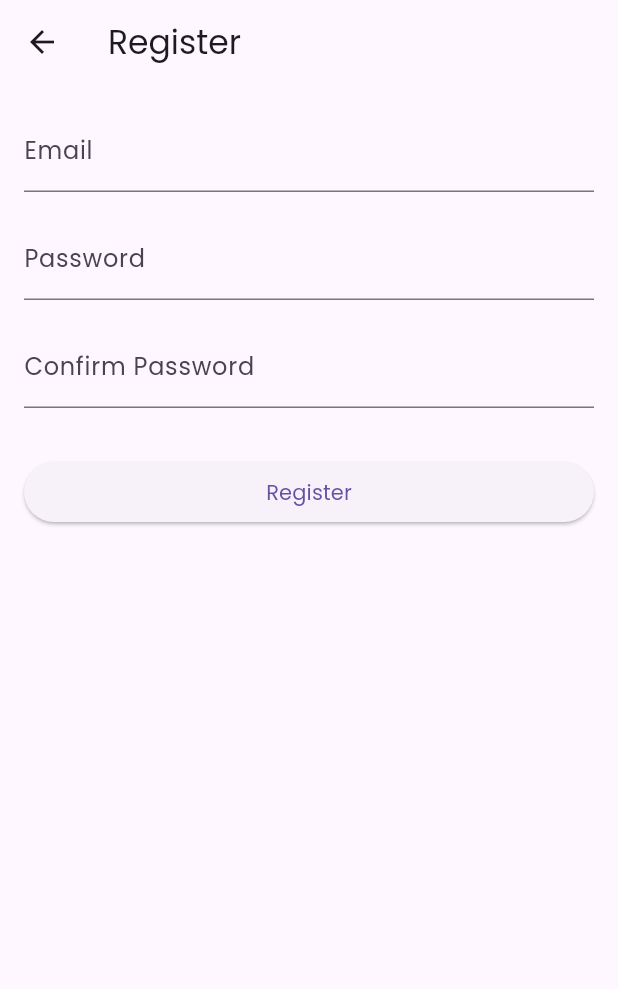
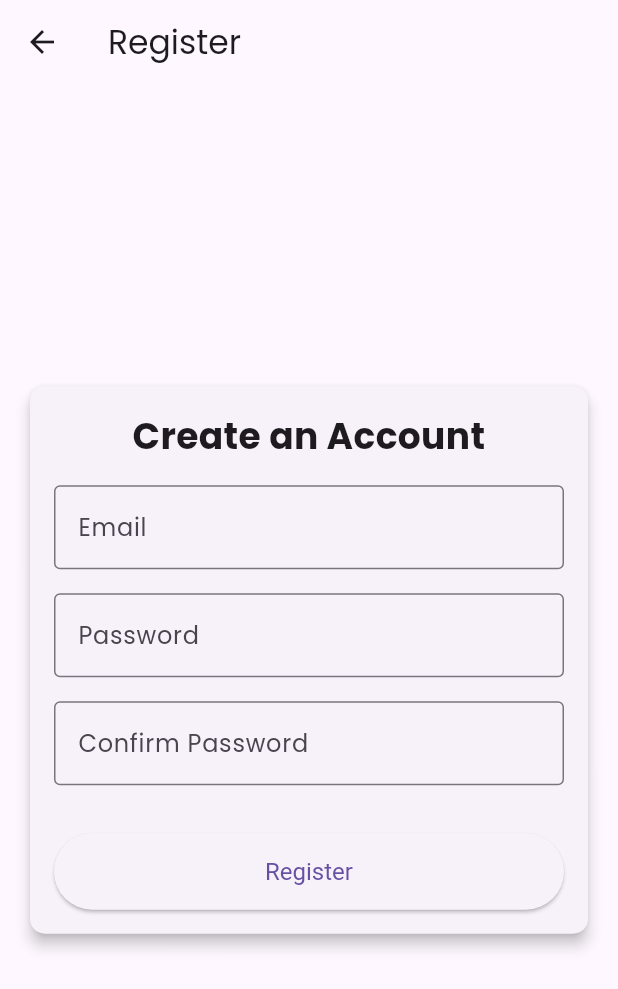
Before and after one commit to Virgoo00/mondaechat, a Flutter app: the RegisterScreen screen opened directly, on a phone screen of 412 x 824 dp. Shown: the top 989 px of the screen. Run offline on Flutter 3.47's test engine with Material 3 defaults, Android fonts, the phone set to English and light mode, and no system bars; our stand-ins replace fl_chart, image_picker; project files that could hold a hidden picture were left out.

Commit message:
Update register_screen.dart

```diff
--- a/lib/screens/onboarding/register_screen.dart
+++ b/lib/screens/onboarding/register_screen.dart
@@ -9,22 +9,48 @@
       appBar: AppBar(
         title: const Text("Register"),
       ),
-      body: Padding(
+      body: Center(
+        child: SingleChildScrollView(
+          padding: const EdgeInsets.all(16.0),
+          child: Card(
+            elevation: 4,
+            shape: RoundedRectangleBorder(
+              borderRadius: BorderRadius.circular(10),
+            ),
+            child: Padding(
               padding: const EdgeInsets.all(16.0),
               child: Column(
                 crossAxisAlignment: CrossAxisAlignment.stretch,
                 children: [
-            TextFormField(
-              decoration: const InputDecoration(labelText: "Email"),
+                  const Text(
+                    'Create an Account',
+                    textAlign: TextAlign.center,
+                    style: TextStyle(
+                      fontSize: 24,
+                      fontWeight: FontWeight.bold,
+                    ),
                   ),
                   const SizedBox(height: 16),
                   TextFormField(
-              decoration: const InputDecoration(labelText: "Password"),
+                    decoration: const InputDecoration(
+                      labelText: "Email",
+                      border: OutlineInputBorder(),
+                    ),
+                  ),
+                  const SizedBox(height: 16),
+                  TextFormField(
+                    decoration: const InputDecoration(
+                      labelText: "Password",
+                      border: OutlineInputBorder(),
+                    ),
                     obscureText: true,
                   ),
                   const SizedBox(height: 16),
                   TextFormField(
-              decoration: const InputDecoration(labelText: "Confirm Password"),
+                    decoration: const InputDecoration(
+                      labelText: "Confirm Password",
+                      border: OutlineInputBorder(),
+                    ),
                     obscureText: true,
                   ),
                   const SizedBox(height: 32),
@@ -32,11 +58,18 @@
                     onPressed: () {
                       // Implement registration logic here
                     },
+                    style: ElevatedButton.styleFrom(
+                      padding: const EdgeInsets.symmetric(vertical: 16),
+                      textStyle: const TextStyle(fontSize: 16),
+                    ),
                     child: const Text("Register"),
                   ),
                 ],
               ),
             ),
+          ),
+        ),
+      ),
     );
   }
 }
```
Lines whose indentation alone changed are shown as unchanged.
